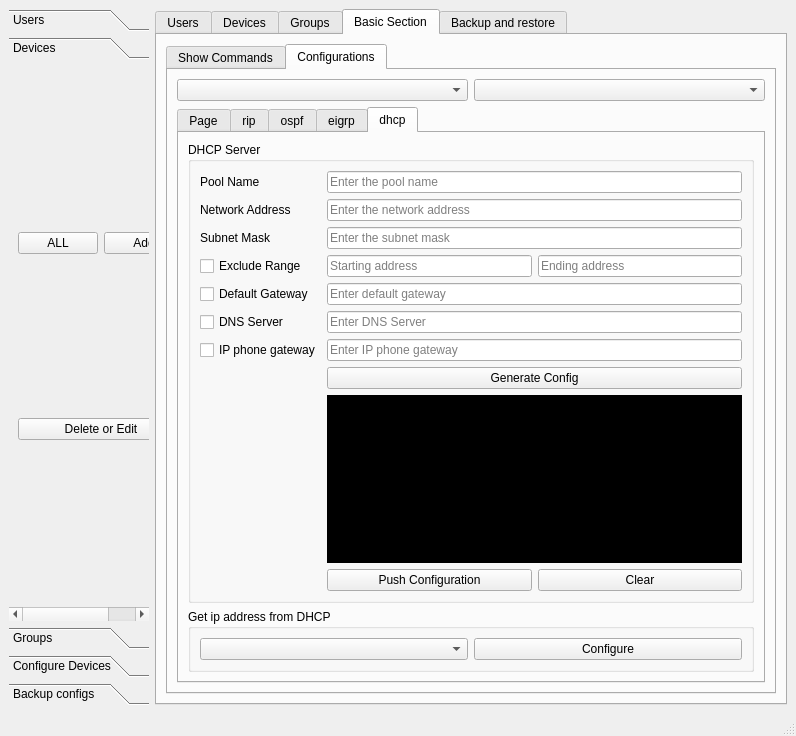
saad909/cnsrc, file main.ui: the form before one commit.
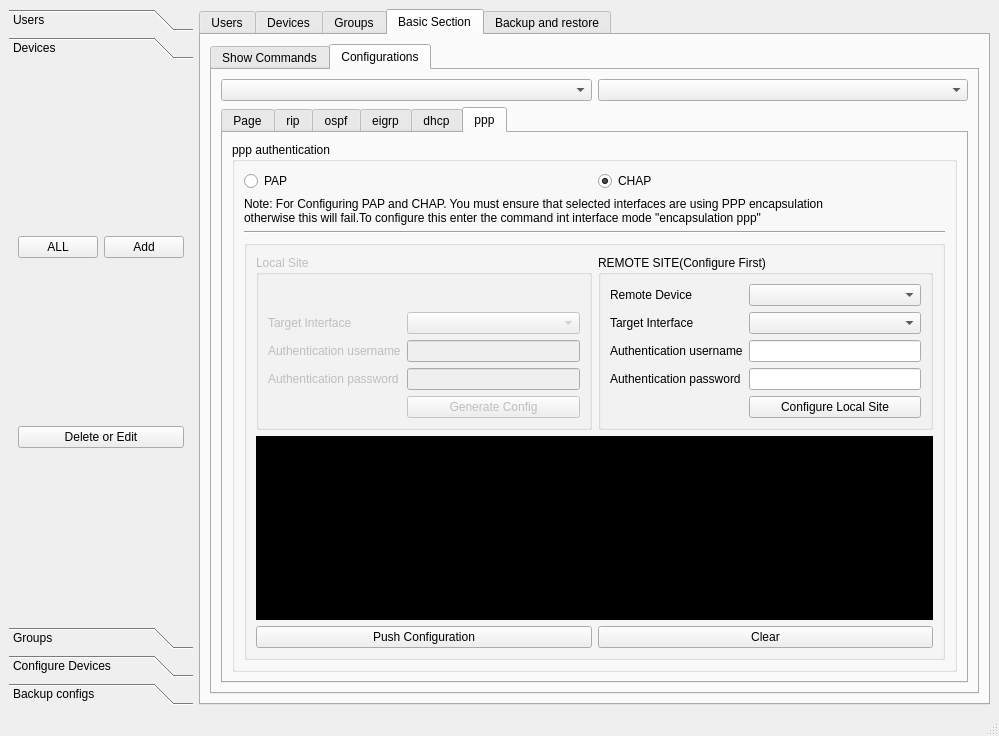
The form after the commit. The open tabs and pages were chosen to show the change.

Commit message: 3 problems with chap. 1-after applying regex username and sent-hostname   are shifted among devices 2-configs not applying to local machine   3-remove ethernet interfaces

```diff
--- a/main.ui
+++ b/main.ui
@@ -6,10 +6,16 @@
    <rect>
     <x>0</x>
     <y>0</y>
-    <width>796</width>
+    <width>999</width>
     <height>730</height>
    </rect>
   </property>
+  <property name="minimumSize">
+   <size>
+    <width>5</width>
+    <height>0</height>
+   </size>
+  </property>
   <property name="windowTitle">
    <string>Cisco Automation</string>
   </property>
@@ -25,7 +31,7 @@
      <widget class="QToolBox" name="toolBox">
       <property name="sizePolicy">
        <sizepolicy hsizetype="Preferred" vsizetype="Preferred">
-        <horstretch>2</horstretch>
+        <horstretch>0</horstretch>
         <verstretch>0</verstretch>
        </sizepolicy>
       </property>
@@ -72,7 +78,7 @@
          <x>0</x>
          <y>0</y>
          <width>184</width>
-         <height>541</height>
+         <height>555</height>
         </rect>
        </property>
        <attribute name="label">
@@ -186,7 +192,7 @@
      <widget class="QTabWidget" name="tab_main">
       <property name="sizePolicy">
        <sizepolicy hsizetype="Expanding" vsizetype="Expanding">
-        <horstretch>3</horstretch>
+        <horstretch>2</horstretch>
         <verstretch>0</verstretch>
        </sizepolicy>
       </property>
@@ -1794,7 +1800,7 @@
             <item row="1" column="0" colspan="2">
              <widget class="QTabWidget" name="tab_configs">
               <property name="currentIndex">
-               <number>4</number>
+               <number>5</number>
               </property>
               <widget class="QWidget" name="tab_11">
                <attribute name="title">
@@ -2201,6 +2207,9 @@
                       <string notr="true">background-color: rgb(0, 0, 0);
 color: rgb(0, 255, 0);</string>
                      </property>
+                     <property name="readOnly">
+                      <bool>true</bool>
+                     </property>
                     </widget>
                    </item>
                    <item row="9" column="2">
@@ -2258,6 +2267,248 @@
                 </item>
                </layout>
               </widget>
+              <widget class="QWidget" name="ppp">
+               <attribute name="title">
+                <string>ppp</string>
+               </attribute>
+               <layout class="QGridLayout" name="gridLayout_42">
+                <item row="0" column="0">
+                 <widget class="QGroupBox" name="groupBox_16">
+                  <property name="title">
+                   <string>ppp authentication</string>
+                  </property>
+                  <layout class="QGridLayout" name="gridLayout_18">
+                   <item row="2" column="0" colspan="2">
+                    <widget class="Line" name="line_2">
+                     <property name="orientation">
+                      <enum>Qt::Horizontal</enum>
+                     </property>
+                    </widget>
+                   </item>
+                   <item row="3" column="0" rowspan="2" colspan="2">
+                    <widget class="QGroupBox" name="groupBox_15">
+                     <property name="title">
+                      <string/>
+                     </property>
+                     <layout class="QGridLayout" name="gridLayout_17">
+                      <item row="4" column="1">
+                       <widget class="QPushButton" name="dhcp_btn_generate_7">
+                        <property name="enabled">
+                         <bool>true</bool>
+                        </property>
+                        <property name="text">
+                         <string>Clear</string>
+                        </property>
+                        <property name="checkable">
+                         <bool>false</bool>
+                        </property>
+                       </widget>
+                      </item>
+                      <item row="3" column="0" colspan="2">
+                       <widget class="QTextEdit" name="te_ppp_remote_config">
+                        <property name="styleSheet">
+                         <string notr="true">background-color: rgb(0, 0, 0);
+color: rgb(0, 255, 0);</string>
+                        </property>
+                        <property name="readOnly">
+                         <bool>true</bool>
+                        </property>
+                       </widget>
+                      </item>
+                      <item row="4" column="0">
+                       <widget class="QPushButton" name="btn_ppp_push">
+                        <property name="enabled">
+                         <bool>true</bool>
+                        </property>
+                        <property name="text">
+                         <string>Push Configuration</string>
+                        </property>
+                        <property name="checkable">
+                         <bool>false</bool>
+                        </property>
+                       </widget>
+                      </item>
+                      <item row="1" column="1">
+                       <widget class="QGroupBox" name="groupBox_20">
+                        <property name="title">
+                         <string>REMOTE SITE(Configure First)</string>
+                        </property>
+                        <layout class="QGridLayout" name="gridLayout_49">
+                         <item row="2" column="0">
+                          <widget class="QLabel" name="label_30">
+                           <property name="text">
+                            <string>Authentication username</string>
+                           </property>
+                          </widget>
+                         </item>
+                         <item row="3" column="1">
+                          <widget class="QLineEdit" name="ppp_remote_password">
+                           <property name="echoMode">
+                            <enum>QLineEdit::Password</enum>
+                           </property>
+                          </widget>
+                         </item>
+                         <item row="1" column="1">
+                          <widget class="QComboBox" name="ppp_remote_all_interfaces"/>
+                         </item>
+                         <item row="0" column="0">
+                          <widget class="QLabel" name="label_21">
+                           <property name="text">
+                            <string>Remote Device</string>
+                           </property>
+                          </widget>
+                         </item>
+                         <item row="0" column="1">
+                          <widget class="QComboBox" name="ppp_remote_all_devices"/>
+                         </item>
+                         <item row="1" column="0">
+                          <widget class="QLabel" name="label_20">
+                           <property name="text">
+                            <string>Target Interface</string>
+                           </property>
+                          </widget>
+                         </item>
+                         <item row="2" column="1">
+                          <widget class="QLineEdit" name="ppp_remote_username"/>
+                         </item>
+                         <item row="3" column="0">
+                          <widget class="QLabel" name="label_31">
+                           <property name="text">
+                            <string>Authentication password</string>
+                           </property>
+                          </widget>
+                         </item>
+                         <item row="4" column="1">
+                          <widget class="QPushButton" name="btn_ppp_remote_generate_config">
+                           <property name="enabled">
+                            <bool>true</bool>
+                           </property>
+                           <property name="text">
+                            <string>Configure Local Site</string>
+                           </property>
+                           <property name="checkable">
+                            <bool>true</bool>
+                           </property>
+                          </widget>
+                         </item>
+                        </layout>
+                        <zorder>ppp_remote_username</zorder>
+                        <zorder>label_30</zorder>
+                        <zorder>ppp_remote_password</zorder>
+                        <zorder>ppp_remote_all_interfaces</zorder>
+                        <zorder>label_21</zorder>
+                        <zorder>ppp_remote_all_devices</zorder>
+                        <zorder>label_20</zorder>
+                        <zorder>label_31</zorder>
+                        <zorder>btn_ppp_remote_generate_config</zorder>
+                       </widget>
+                      </item>
+                      <item row="1" column="0">
+                       <widget class="QGroupBox" name="groupBox_19">
+                        <property name="enabled">
+                         <bool>false</bool>
+                        </property>
+                        <property name="title">
+                         <string>Local Site</string>
+                        </property>
+                        <layout class="QGridLayout" name="gridLayout_46">
+                         <item row="0" column="0">
+                          <widget class="QLabel" name="label_35">
+                           <property name="text">
+                            <string/>
+                           </property>
+                          </widget>
+                         </item>
+                         <item row="2" column="0">
+                          <widget class="QLabel" name="label_25">
+                           <property name="text">
+                            <string>Authentication username</string>
+                           </property>
+                          </widget>
+                         </item>
+                         <item row="2" column="1">
+                          <widget class="QLineEdit" name="ppp_local_username"/>
+                         </item>
+                         <item row="1" column="0">
+                          <widget class="QLabel" name="label_19">
+                           <property name="text">
+                            <string>Target Interface</string>
+                           </property>
+                          </widget>
+                         </item>
+                         <item row="3" column="1">
+                          <widget class="QLineEdit" name="ppp_local_password">
+                           <property name="enabled">
+                            <bool>false</bool>
+                           </property>
+                           <property name="echoMode">
+                            <enum>QLineEdit::Password</enum>
+                           </property>
+                          </widget>
+                         </item>
+                         <item row="3" column="0">
+                          <widget class="QLabel" name="label_26">
+                           <property name="text">
+                            <string>Authentication password</string>
+                           </property>
+                          </widget>
+                         </item>
+                         <item row="1" column="1">
+                          <widget class="QComboBox" name="ppp_all_interfaces">
+                           <property name="enabled">
+                            <bool>false</bool>
+                           </property>
+                          </widget>
+                         </item>
+                         <item row="4" column="1">
+                          <widget class="QPushButton" name="btn_ppp_local_generate_config">
+                           <property name="enabled">
+                            <bool>false</bool>
+                           </property>
+                           <property name="text">
+                            <string>Generate Config</string>
+                           </property>
+                           <property name="checkable">
+                            <bool>true</bool>
+                           </property>
+                          </widget>
+                         </item>
+                        </layout>
+                       </widget>
+                      </item>
+                     </layout>
+                    </widget>
+                   </item>
+                   <item row="0" column="1">
+                    <widget class="QRadioButton" name="rb_chap">
+                     <property name="text">
+                      <string>CHAP</string>
+                     </property>
+                     <property name="checked">
+                      <bool>true</bool>
+                     </property>
+                    </widget>
+                   </item>
+                   <item row="0" column="0">
+                    <widget class="QRadioButton" name="rb_pap">
+                     <property name="text">
+                      <string>PAP</string>
+                     </property>
+                    </widget>
+                   </item>
+                   <item row="1" column="0" colspan="2">
+                    <widget class="QLabel" name="label_18">
+                     <property name="text">
+                      <string>Note: For Configuring PAP and CHAP. You must ensure that selected interfaces are using PPP encapsulation
+otherwise this will fail.To configure this enter the command int interface mode &quot;encapsulation ppp&quot;</string>
+                     </property>
+                    </widget>
+                   </item>
+                  </layout>
+                 </widget>
+                </item>
+               </layout>
+              </widget>
              </widget>
             </item>
            </layout>
```
Left out of the diff: 35 changed lines with no effect on the pictures. The commit also changes 18 other files.
